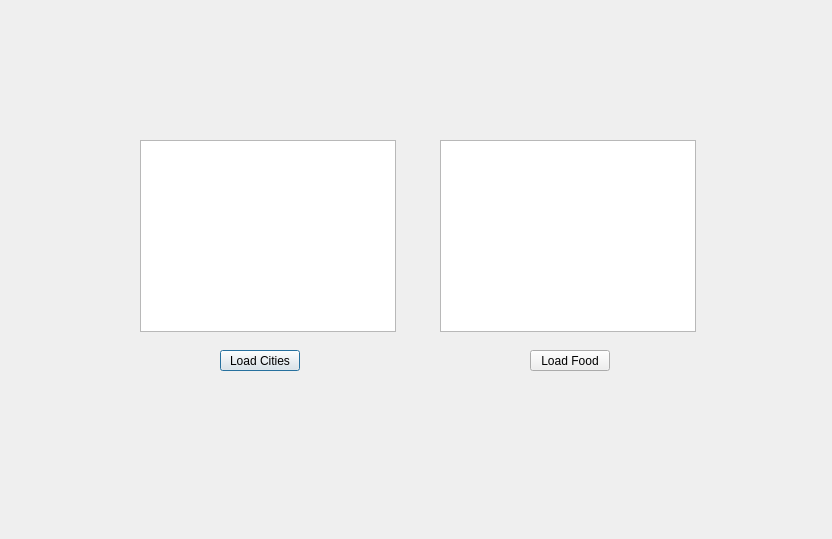
Before: the Qt Designer form displayinformation.ui in raaamonnn/CS1D-European-Vacation-Project, drawn with Qt 5.
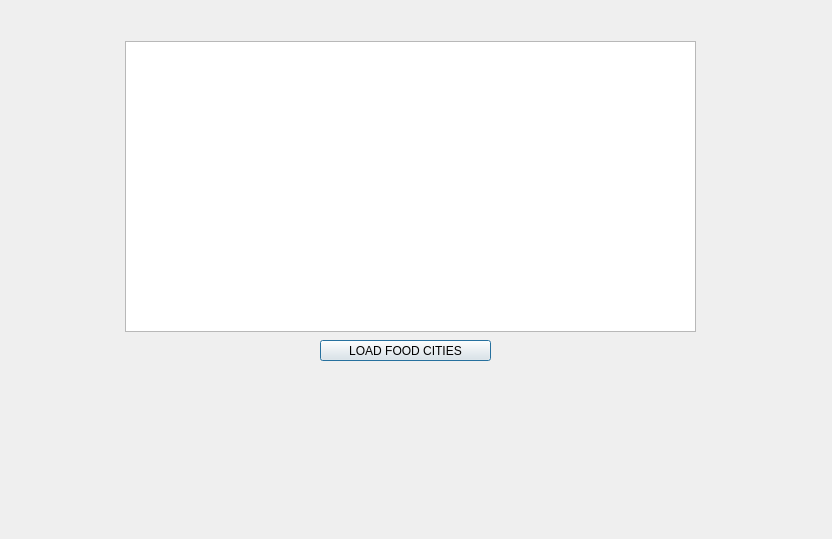
After: the same form once the commit is applied.

What changed in the file:
```diff
--- a/displayinformation.ui
+++ b/displayinformation.ui
@@ -16,47 +16,24 @@
   <widget class="QTableView" name="travel">
    <property name="geometry">
     <rect>
-     <x>140</x>
-     <y>140</y>
-     <width>256</width>
-     <height>192</height>
+     <x>125</x>
+     <y>41</y>
+     <width>571</width>
+     <height>291</height>
     </rect>
    </property>
   </widget>
-  <widget class="QTableView" name="food">
+  <widget class="QPushButton" name="loadData">
    <property name="geometry">
     <rect>
-     <x>440</x>
-     <y>140</y>
-     <width>256</width>
-     <height>192</height>
-    </rect>
-   </property>
-  </widget>
-  <widget class="QPushButton" name="loadCities">
-   <property name="geometry">
-    <rect>
-     <x>220</x>
-     <y>350</y>
-     <width>80</width>
+     <x>320</x>
+     <y>340</y>
+     <width>171</width>
      <height>21</height>
     </rect>
    </property>
    <property name="text">
-    <string>Load Cities</string>
-   </property>
-  </widget>
-  <widget class="QPushButton" name="loadFood">
-   <property name="geometry">
-    <rect>
-     <x>530</x>
-     <y>350</y>
-     <width>80</width>
-     <height>21</height>
-    </rect>
-   </property>
-   <property name="text">
-    <string>Load Food</string>
+    <string>LOAD FOOD CITIES</string>
    </property>
   </widget>
  </widget>
```
Left out of the diff: 2 changed lines with no effect on the pictures.
